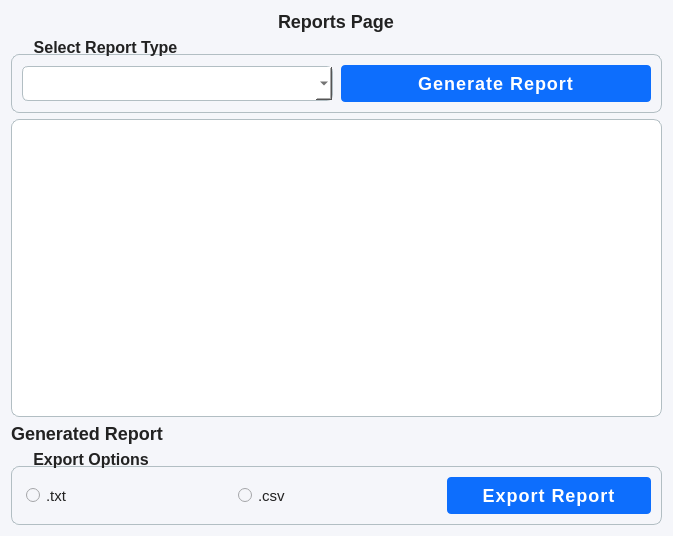
Above: UCRS/Forms/reportspage.ui from OMarey1/University-Course-Registration-System before the change. Below: the same form after it.
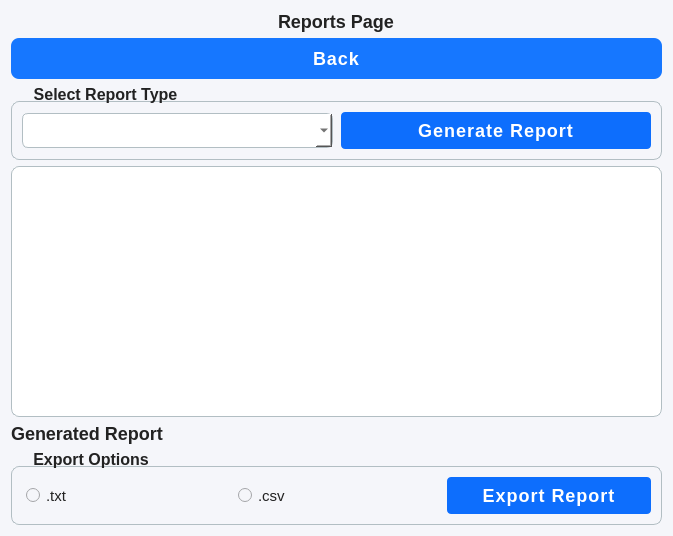
That is the form after the change.

Commit message: Added back buttons to the report page and the course registration page. Also, added sign out button to the dashboard.

Diff of the .ui file:
```diff
--- a/UCRS/Forms/reportspage.ui
+++ b/UCRS/Forms/reportspage.ui
@@ -142,6 +142,13 @@
      </property>
     </widget>
    </item>
+   <item>
+    <widget class="QPushButton" name="pushButton">
+     <property name="text">
+      <string>Back</string>
+     </property>
+    </widget>
+   </item>
    <item>
     <widget class="QGroupBox" name="reportTypeGroupBox">
      <property name="title">
```
The commit also changes 8 other files.
